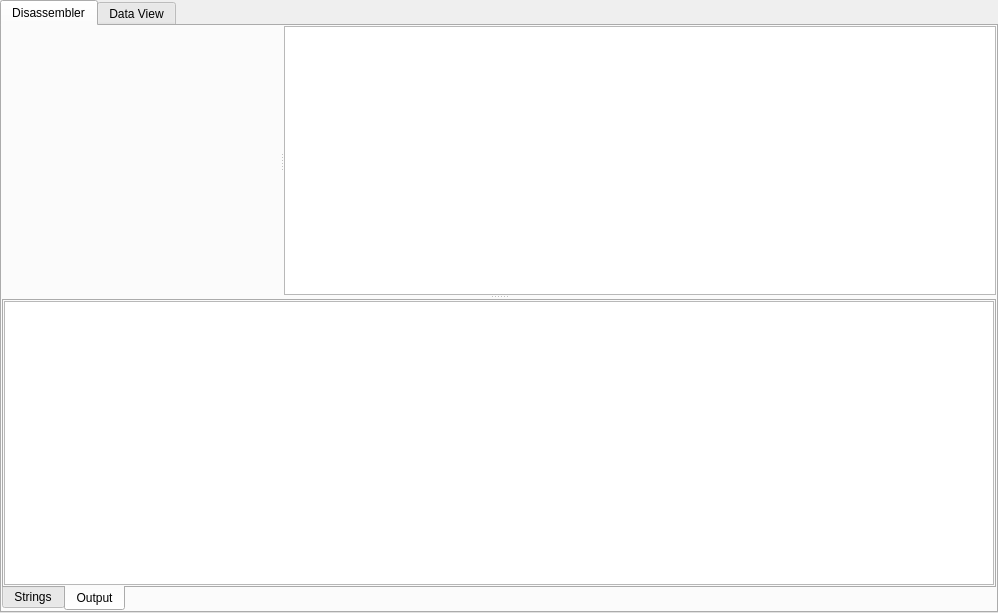
The window that views/disassemblerview/disassemblerview.ui (PREF/PREF) describes before a commit, drawn with Qt 5.
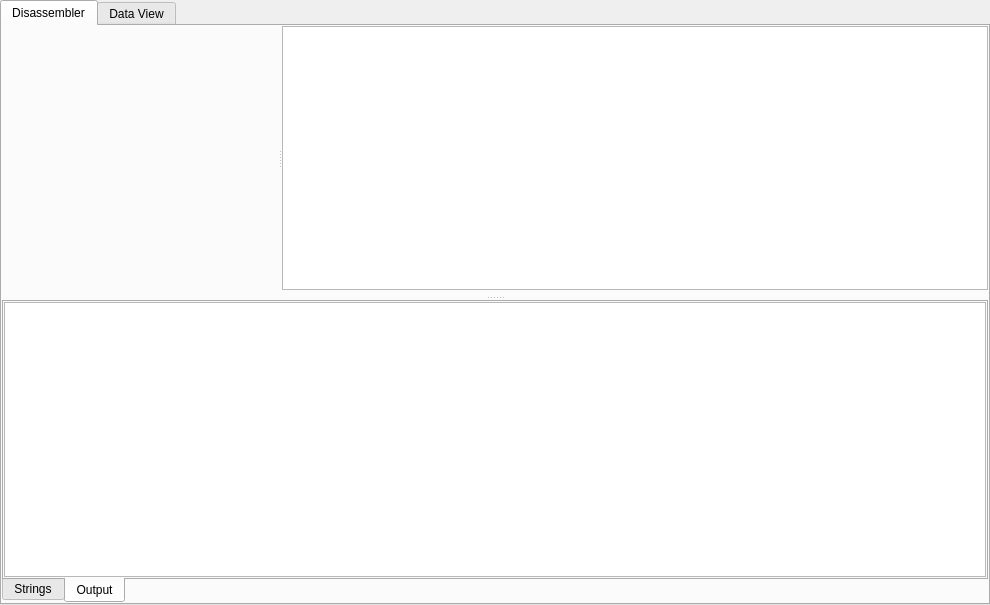
The same window after the commit. The open tabs and pages were chosen to show the change. Custom widgets are drawn as their Qt base class.

What changed in the file:
```diff
--- a/views/disassemblerview/disassemblerview.ui
+++ b/views/disassemblerview/disassemblerview.ui
@@ -6,8 +6,8 @@
    <rect>
     <x>0</x>
     <y>0</y>
-    <width>998</width>
-    <height>613</height>
+    <width>990</width>
+    <height>605</height>
    </rect>
   </property>
   <property name="windowTitle">
@@ -35,7 +35,7 @@
       <attribute name="title">
        <string>Disassembler</string>
       </attribute>
-      <layout class="QVBoxLayout" name="verticalLayout">
+      <layout class="QVBoxLayout" name="verticalLayout_5">
        <property name="leftMargin">
         <number>0</number>
        </property>
@@ -53,6 +53,9 @@
          <property name="orientation">
           <enum>Qt::Vertical</enum>
          </property>
+         <widget class="QWidget" name="layoutWidget">
+          <layout class="QVBoxLayout" name="verticalLayout" stretch="1,0">
+           <item>
          <widget class="QSplitter" name="hSplitter">
           <property name="orientation">
            <enum>Qt::Horizontal</enum>
@@ -71,6 +74,12 @@
            </property>
           </widget>
          </widget>
+           </item>
+           <item>
+            <widget class="GotoWidget" name="gotoWidget" native="true"/>
+           </item>
+          </layout>
+         </widget>
          <widget class="QTabWidget" name="tabOverview">
           <property name="tabPosition">
            <enum>QTabWidget::South</enum>
@@ -177,6 +186,12 @@
    <extends>QPlainTextEdit</extends>
    <header>logwidget/logwidget.h</header>
   </customwidget>
+  <customwidget>
+   <class>GotoWidget</class>
+   <extends>QWidget</extends>
+   <header>views/disassemblerview/gotowidget/gotowidget.h</header>
+   <container>1</container>
+  </customwidget>
  </customwidgets>
  <resources/>
  <connections/>
```
Left out of the diff: 2 changed lines with no effect on the pictures. Lines whose indentation alone changed are shown as unchanged.
